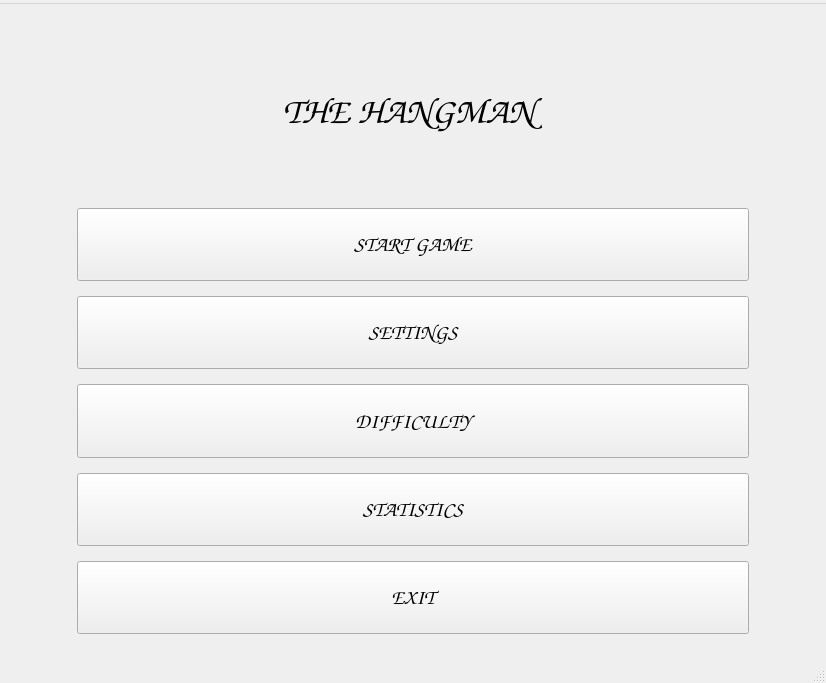
dmitrykitty/hang-game, file Forms/mainwindow.ui: the form before one commit.
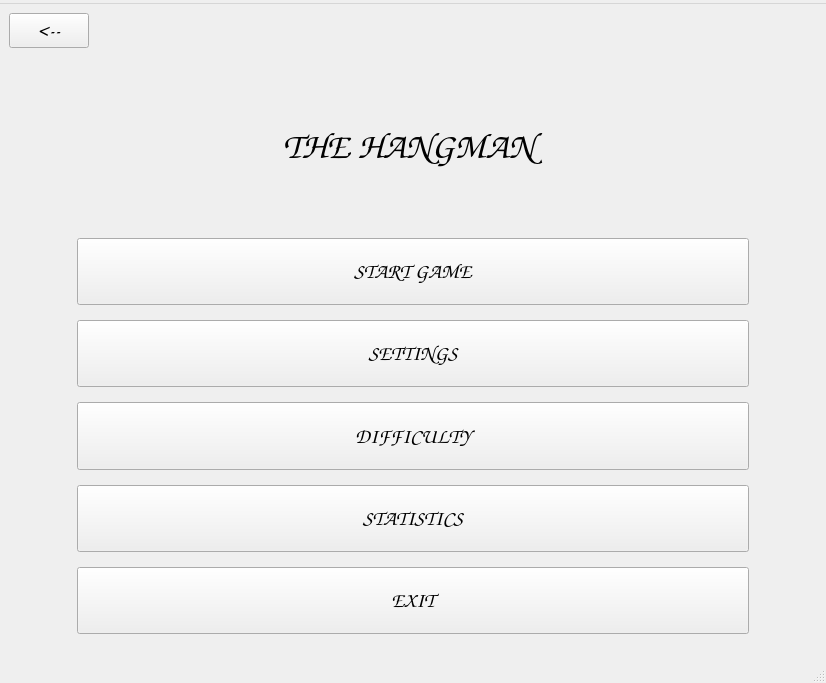
The form after the commit. The open tabs and pages were chosen to show the change.

Commit message: BACK BUTTON ADDED

```diff
--- a/Forms/mainwindow.ui
+++ b/Forms/mainwindow.ui
@@ -33,7 +33,7 @@
     </size>
    </property>
    <layout class="QGridLayout" name="gridLayout">
-    <item row="0" column="0">
+    <item row="1" column="0">
      <widget class="QStackedWidget" name="stackedWidget">
       <property name="currentIndex">
        <number>3</number>
@@ -49,7 +49,7 @@
         </sizepolicy>
        </property>
        <layout class="QGridLayout" name="gridLayout_2">
-        <item row="0" column="0">
+        <item row="2" column="0">
          <layout class="QVBoxLayout" name="verticalLayout_3" stretch="0,5">
           <property name="spacing">
            <number>0</number>
@@ -789,6 +789,29 @@
       </widget>
      </widget>
     </item>
+    <item row="0" column="0">
+     <widget class="QPushButton" name="buttonBack">
+      <property name="enabled">
+       <bool>true</bool>
+      </property>
+      <property name="sizePolicy">
+       <sizepolicy hsizetype="Maximum" vsizetype="Preferred">
+        <horstretch>0</horstretch>
+        <verstretch>0</verstretch>
+       </sizepolicy>
+      </property>
+      <property name="font">
+       <font>
+        <family>Comic Sans MS</family>
+        <pointsize>16</pointsize>
+        <bold>true</bold>
+       </font>
+      </property>
+      <property name="text">
+       <string>&lt;--</string>
+      </property>
+     </widget>
+    </item>
    </layout>
   </widget>
   <widget class="QMenuBar" name="menubar">
```
Left out of the diff: 2 changed lines with no effect on the pictures. The commit also changes 18 other files.
